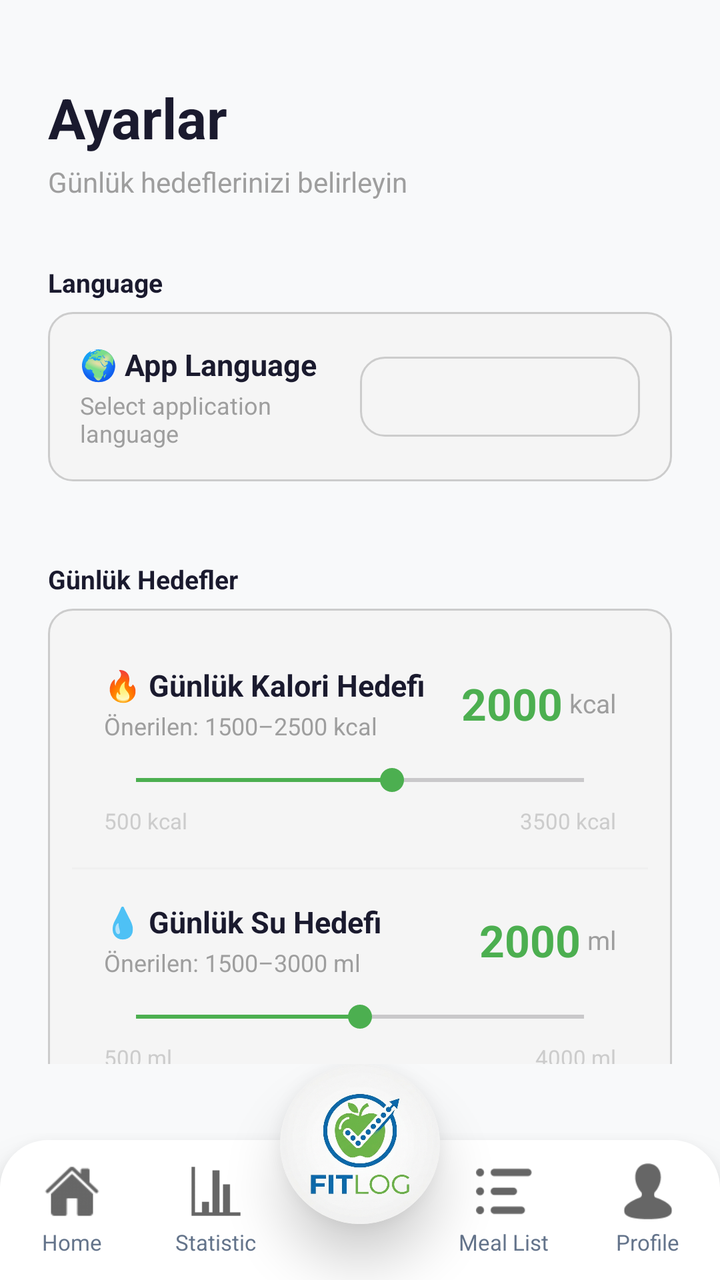
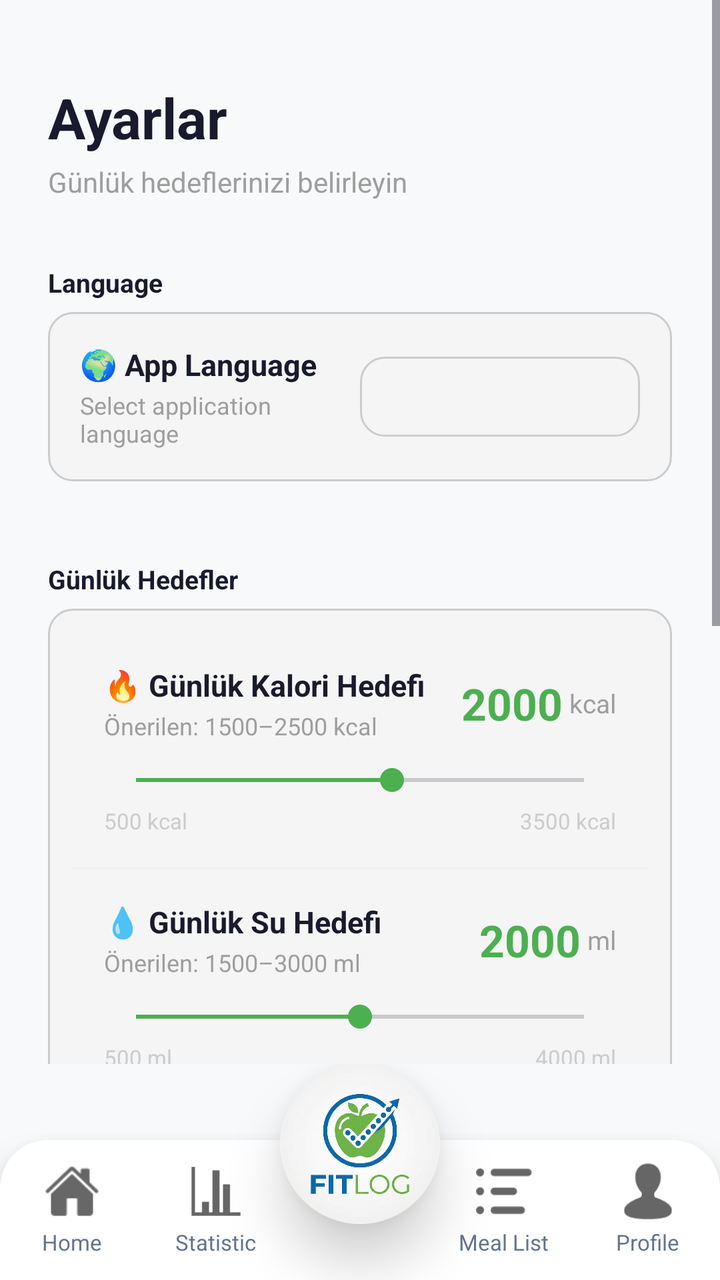

The first picture is an Android layout as it rendered before a commit; the second is the same layout after the commit. The layout source and the unified diff follow.
<!-- AndroidManifest.xml: application theme Theme.FitLog -->
<!-- res/layout/activity_settings.xml -->
<?xml version="1.0" encoding="utf-8"?>
<androidx.constraintlayout.widget.ConstraintLayout xmlns:android="http://schemas.android.com/apk/res/android"
    xmlns:app="http://schemas.android.com/apk/res-auto"
    xmlns:tools="http://schemas.android.com/tools"
    android:id="@+id/main"
    android:layout_width="match_parent"
    android:layout_height="match_parent"
    android:background="#F8F9FA"
    tools:context=".Settings">

    <androidx.core.widget.NestedScrollView
        android:layout_width="match_parent"
        android:layout_height="0dp"
        android:fillViewport="true"
        app:layout_constraintTop_toTopOf="parent"
        app:layout_constraintBottom_toTopOf="@id/navBarInclude">

        <LinearLayout
            android:layout_width="match_parent"
            android:layout_height="wrap_content"
            android:orientation="vertical"
            android:paddingStart="24dp"
            android:paddingEnd="24dp"
            android:paddingTop="40dp"
            android:paddingBottom="24dp">

            
            <TextView
                android:layout_width="wrap_content"
                android:layout_height="wrap_content"
                android:text="Ayarlar"
                android:textSize="28sp"
                android:textStyle="bold"
                android:textColor="#1A1A2E"
                android:layout_marginBottom="4dp" />

            <TextView
                android:layout_width="wrap_content"
                android:layout_height="wrap_content"
                android:text="Günlük hedeflerinizi belirleyin"
                android:textSize="14sp"
                android:textColor="#9E9E9E"
                android:layout_marginBottom="32dp" />

            <LinearLayout
                android:layout_width="match_parent"
                android:orientation="vertical"
                android:layout_marginBottom="16dp"
                android:layout_height="wrap_content">

                
                <TextView
                    android:layout_width="wrap_content"
                    android:layout_height="wrap_content"
                    android:text="Language"
                    android:textSize="13sp"
                    android:textStyle="bold"
                    android:textColor="#1A1A2E"
                    android:layout_marginBottom="6dp" />

                
                <LinearLayout
                    android:layout_width="match_parent"
                    android:layout_height="wrap_content"
                    android:orientation="horizontal"
                    android:background="@drawable/edittext_bg"
                    android:padding="16dp"
                    android:gravity="center_vertical"
                    android:layout_marginBottom="24dp">

                    <LinearLayout
                        android:layout_width="0dp"
                        android:layout_height="wrap_content"
                        android:layout_weight="1"
                        android:orientation="vertical">

                        <TextView
                            android:layout_width="wrap_content"
                            android:layout_height="wrap_content"
                            android:text="🌍 App Language"
                            android:textSize="15sp"
                            android:textStyle="bold"
                            android:textColor="#1A1A2E"/>

                        <TextView
                            android:layout_width="wrap_content"
                            android:layout_height="wrap_content"
                            android:text="Select application language"
                            android:textSize="12sp"
                            android:textColor="#9E9E9E"
                            android:layout_marginTop="2dp"/>

                    </LinearLayout>

                    <Spinner
                        android:id="@+id/spinnerLanguage"
                        android:layout_width="140dp"
                        android:layout_height="40dp"
                        android:background="@drawable/edittext_bg"
                        android:padding="6dp"/>

                </LinearLayout>

            </LinearLayout>

            
            <TextView
                android:layout_width="wrap_content"
                android:layout_height="wrap_content"
                android:text="Günlük Hedefler"
                android:textSize="13sp"
                android:textStyle="bold"
                android:textColor="#1A1A2E"
                android:layout_marginBottom="6dp" />

            
            <LinearLayout
                android:layout_width="match_parent"
                android:layout_height="wrap_content"
                android:orientation="vertical"
                android:background="@drawable/edittext_bg"
                android:layout_marginBottom="16dp">

                
                <LinearLayout
                    android:layout_width="match_parent"
                    android:layout_height="wrap_content"
                    android:orientation="vertical"
                    android:paddingStart="16dp"
                    android:paddingEnd="16dp"
                    android:paddingTop="16dp"
                    android:paddingBottom="16dp">

                    <LinearLayout
                        android:layout_width="match_parent"
                        android:layout_height="wrap_content"
                        android:orientation="horizontal"
                        android:gravity="center_vertical"
                        android:layout_marginBottom="10dp">

                        <LinearLayout
                            android:layout_width="0dp"
                            android:layout_height="wrap_content"
                            android:layout_weight="1"
                            android:orientation="vertical">

                            <TextView
                                android:layout_width="wrap_content"
                                android:layout_height="wrap_content"
                                android:text="🔥 Günlük Kalori Hedefi"
                                android:textSize="15sp"
                                android:textStyle="bold"
                                android:textColor="#1A1A2E" />

                            <TextView
                                android:layout_width="wrap_content"
                                android:layout_height="wrap_content"
                                android:text="Önerilen: 1500–2500 kcal"
                                android:textSize="12sp"
                                android:textColor="#9E9E9E"
                                android:layout_marginTop="2dp" />

                        </LinearLayout>

                        <TextView
                            android:id="@+id/tvCalorieGoalValue"
                            android:layout_width="wrap_content"
                            android:layout_height="wrap_content"
                            android:text="2000"
                            android:textSize="22sp"
                            android:textStyle="bold"
                            android:textColor="#4CAF50" />

                        <TextView
                            android:layout_width="wrap_content"
                            android:layout_height="wrap_content"
                            android:text=" kcal"
                            android:textSize="13sp"
                            android:textColor="#9E9E9E" />

                    </LinearLayout>

                    
                    <SeekBar
                        android:id="@+id/seekBarCalorie"
                        android:layout_width="match_parent"
                        android:layout_height="wrap_content"
                        android:max="3500"
                        android:progress="2000"
                        android:progressTint="#4CAF50"
                        android:thumbTint="#4CAF50" />

                    <LinearLayout
                        android:layout_width="match_parent"
                        android:layout_height="wrap_content"
                        android:orientation="horizontal"
                        android:layout_marginTop="4dp">

                        <TextView
                            android:layout_width="0dp"
                            android:layout_height="wrap_content"
                            android:layout_weight="1"
                            android:text="500 kcal"
                            android:textSize="11sp"
                            android:textColor="#CCCCCC" />

                        <TextView
                            android:layout_width="wrap_content"
                            android:layout_height="wrap_content"
                            android:text="3500 kcal"
                            android:textSize="11sp"
                            android:textColor="#CCCCCC" />

                    </LinearLayout>

                </LinearLayout>

                <View
                    android:layout_width="match_parent"
                    android:layout_height="1dp"
                    android:background="#F0F0F0" />

                
                <LinearLayout
                    android:layout_width="match_parent"
                    android:layout_height="wrap_content"
                    android:orientation="vertical"
                    android:paddingStart="16dp"
                    android:paddingEnd="16dp"
                    android:paddingTop="16dp"
                    android:paddingBottom="16dp">

                    <LinearLayout
                        android:layout_width="match_parent"
                        android:layout_height="wrap_content"
                        android:orientation="horizontal"
                        android:gravity="center_vertical"
                        android:layout_marginBottom="10dp">

                        <LinearLayout
                            android:layout_width="0dp"
                            android:layout_height="wrap_content"
                            android:layout_weight="1"
                            android:orientation="vertical">

                            <TextView
                                android:layout_width="wrap_content"
                                android:layout_height="wrap_content"
                                android:text="💧 Günlük Su Hedefi"
                                android:textSize="15sp"
                                android:textStyle="bold"
                                android:textColor="#1A1A2E" />

                            <TextView
                                android:layout_width="wrap_content"
                                android:layout_height="wrap_content"
                                android:text="Önerilen: 1500–3000 ml"
                                android:textSize="12sp"
                                android:textColor="#9E9E9E"
                                android:layout_marginTop="2dp" />

                        </LinearLayout>

                        <TextView
                            android:id="@+id/tvWaterGoalValue"
                            android:layout_width="wrap_content"
                            android:layout_height="wrap_content"
                            android:text="2000"
                            android:textSize="22sp"
                            android:textStyle="bold"
                            android:textColor="#4CAF50" />

                        <TextView
                            android:layout_width="wrap_content"
                            android:layout_height="wrap_content"
                            android:text=" ml"
                            android:textSize="13sp"
                            android:textColor="#9E9E9E" />

                    </LinearLayout>

                    
                    <SeekBar
                        android:id="@+id/seekBarWater"
                        android:layout_width="match_parent"
                        android:layout_height="wrap_content"
                        android:max="4000"
                        android:progress="2000"
                        android:progressTint="#4CAF50"
                        android:thumbTint="#4CAF50" />

                    <LinearLayout
                        android:layout_width="match_parent"
                        android:layout_height="wrap_content"
                        android:orientation="horizontal"
                        android:layout_marginTop="4dp">

                        <TextView
                            android:layout_width="0dp"
                            android:layout_height="wrap_content"
                            android:layout_weight="1"
                            android:text="500 ml"
                            android:textSize="11sp"
                            android:textColor="#CCCCCC" />

                        <TextView
                            android:layout_width="wrap_content"
                            android:layout_height="wrap_content"
                            android:text="4000 ml"
                            android:textSize="11sp"
                            android:textColor="#CCCCCC" />

                    </LinearLayout>

                </LinearLayout>

            </LinearLayout>

            
            <TextView
                android:layout_width="wrap_content"
                android:layout_height="wrap_content"
                android:text="Mevcut Hedefler"
                android:textSize="13sp"
                android:textStyle="bold"
                android:textColor="#1A1A2E"
                android:layout_marginBottom="6dp" />

            <LinearLayout
                android:layout_width="match_parent"
                android:layout_height="wrap_content"
                android:orientation="horizontal"
                android:background="@drawable/edittext_bg"
                android:padding="16dp"
                android:layout_marginBottom="24dp">

                <LinearLayout
                    android:layout_width="0dp"
                    android:layout_height="wrap_content"
                    android:layout_weight="1"
                    android:orientation="vertical"
                    android:gravity="center">

                    <TextView
                        android:id="@+id/tvCurrentCalorieGoal"
                        android:layout_width="wrap_content"
                        android:layout_height="wrap_content"
                        android:text="2000"
                        android:textSize="24sp"
                        android:textStyle="bold"
                        android:textColor="#4CAF50" />

                    <TextView
                        android:layout_width="wrap_content"
                        android:layout_height="wrap_content"
                        android:text="kcal hedef"
                        android:textSize="12sp"
                        android:textColor="#9E9E9E"
                        android:layout_marginTop="2dp" />

                </LinearLayout>

                <View
                    android:layout_width="1dp"
                    android:layout_height="match_parent"
                    android:background="#F0F0F0" />

                <LinearLayout
                    android:layout_width="0dp"
                    android:layout_height="wrap_content"
                    android:layout_weight="1"
                    android:orientation="vertical"
                    android:gravity="center">

                    <TextView
                        android:id="@+id/tvCurrentWaterGoal"
                        android:layout_width="wrap_content"
                        android:layout_height="wrap_content"
                        android:text="2000"
                        android:textSize="24sp"
                        android:textStyle="bold"
                        android:textColor="#4CAF50" />

                    <TextView
                        android:layout_width="wrap_content"
                        android:layout_height="wrap_content"
                        android:text="ml hedef"
                        android:textSize="12sp"
                        android:textColor="#9E9E9E"
                        android:layout_marginTop="2dp" />

                </LinearLayout>

            </LinearLayout>

            
            <Button
                android:id="@+id/btnSaveSettings"
                android:layout_width="match_parent"
                android:layout_height="52dp"
                android:text="Hedefleri Kaydet"
                android:textSize="16sp"
                android:textStyle="bold"
                android:textColor="#FFFFFF"
                android:backgroundTint="#4CAF50" />

        </LinearLayout>

    </androidx.core.widget.NestedScrollView>

    <include
        android:id="@+id/navBarInclude"
        layout="@layout/nav_bar"
        android:layout_width="match_parent"
        android:layout_height="wrap_content"
        app:layout_constraintBottom_toBottomOf="parent" />

</androidx.constraintlayout.widget.ConstraintLayout>
<!-- res/layout/nav_bar.xml (included above) -->
<?xml version="1.0" encoding="utf-8"?>
<androidx.constraintlayout.widget.ConstraintLayout xmlns:android="http://schemas.android.com/apk/res/android"
    android:layout_width="match_parent"
    android:layout_height="match_parent"
    xmlns:app="http://schemas.android.com/apk/res-auto">

    <LinearLayout
        android:id="@+id/bottom_bar_container"
        android:layout_width="match_parent"
        android:layout_height="70dp"
        android:orientation="horizontal"
        android:background="@drawable/nav_bar_bg"
        android:weightSum="5"
        android:elevation="12dp"
        android:paddingVertical="8dp"
        app:layout_constraintBottom_toBottomOf="parent"
        app:layout_constraintStart_toStartOf="parent"
        app:layout_constraintEnd_toEndOf="parent">

        <LinearLayout
            android:layout_width="0dp"
            android:clickable="true"
            android:focusable="true"
            android:onClick="navHomePage"
            android:layout_height="match_parent"
            android:layout_weight="1"
            android:orientation="vertical"
            android:gravity="center"
            android:background="?attr/selectableItemBackgroundBorderless">

            <ImageView
                android:layout_width="28dp"
                android:layout_height="28dp"
                android:src="@drawable/mainpage"
                android:alpha="0.6"
                android:contentDescription="Home Page"/>

            <TextView
                android:layout_width="wrap_content"
                android:layout_height="wrap_content"
                android:layout_marginTop="4dp"
                android:text="Home"
                android:textSize="11sp"
                android:textAlignment="center"
                android:textColor="#64748B"/>
        </LinearLayout>

        <LinearLayout
            android:layout_width="0dp"
            android:layout_height="match_parent"
            android:clickable="true"
            android:focusable="true"
            android:onClick="navStatistic"
            android:layout_weight="1"
            android:orientation="vertical"
            android:gravity="center"
            android:background="?attr/selectableItemBackgroundBorderless">

            <ImageView
                android:layout_width="28dp"
                android:layout_height="28dp"
                android:src="@drawable/statistic"
                android:alpha="0.6"
                android:contentDescription="Quiz"/>

            <TextView
                android:layout_width="wrap_content"
                android:layout_height="wrap_content"
                android:layout_marginTop="4dp"
                android:text="Statistic"
                android:textSize="11sp"
                android:textColor="#64748B"/>
        </LinearLayout>

        <View
            android:layout_width="0dp"
            android:layout_height="match_parent"
            android:layout_weight="1"/>

        <LinearLayout
            android:layout_width="0dp"
            android:layout_height="match_parent"
            android:layout_weight="1"
            android:orientation="vertical"
            android:clickable="true"
            android:focusable="true"
            android:onClick="navMealList"
            android:gravity="center"
            android:background="?attr/selectableItemBackgroundBorderless">

            <ImageView
                android:layout_width="28dp"
                android:layout_height="28dp"
                android:src="@drawable/list"
                android:alpha="0.6"
                android:contentDescription="Education"/>

            <TextView
                android:layout_width="wrap_content"
                android:layout_height="wrap_content"
                android:layout_marginTop="4dp"
                android:text="Meal List"
                android:textSize="11sp"
                android:textColor="#64748B"/>
        </LinearLayout>

        <LinearLayout
            android:layout_width="0dp"
            android:layout_height="match_parent"
            android:layout_weight="1"
            android:orientation="vertical"
            android:clickable="true"
            android:focusable="true"
            android:onClick="navProfile"
            android:gravity="center"
            android:background="?attr/selectableItemBackgroundBorderless">

            <ImageView
                android:layout_width="28dp"
                android:layout_height="28dp"
                android:src="@drawable/profile"
                android:alpha="0.6"
                android:contentDescription="About Us"/>

            <TextView
                android:layout_width="wrap_content"
                android:layout_height="wrap_content"
                android:layout_marginTop="4dp"
                android:text="Profile"
                android:textAlignment="center"
                android:textSize="11sp"
                android:textColor="#64748B"/>
        </LinearLayout>

    </LinearLayout>

    
    <androidx.cardview.widget.CardView
        android:layout_width="80dp"
        android:layout_height="80dp"
        android:layout_marginBottom="28dp"
        app:cardCornerRadius="40dp"
        app:cardElevation="16dp"
        app:cardBackgroundColor="@android:color/white"
        app:layout_constraintBottom_toBottomOf="parent"
        app:layout_constraintStart_toStartOf="parent"
        app:layout_constraintEnd_toEndOf="parent">

        <ImageView
            android:id="@+id/center_logo"
            android:clickable="true"
            android:focusable="true"
            android:onClick="navHomePage"
            android:layout_width="match_parent"
            android:layout_height="match_parent"
            android:src="@drawable/applogo"
            android:scaleType="centerCrop"
            android:contentDescription="Center Logo"/>

    </androidx.cardview.widget.CardView>

</androidx.constraintlayout.widget.ConstraintLayout>
<!-- resources referenced by this layout -->
<resources>
  <!-- drawable applogo: png bitmap (drawable, 927658 bytes) -->
  <!-- drawable edittext_bg (drawable) -->
  <?xml version="1.0" encoding="utf-8"?>
  <selector xmlns:android="http://schemas.android.com/apk/res/android">
  
      
      <item android:state_focused="true">
          <shape>
              <solid android:color="#FFFFFF"/>
              <corners android:radius="12dp"/>
              <stroke
                  android:width="2dp"
                  android:color="#4CAF50"/>
              <padding
                  android:left="12dp"
                  android:right="12dp"
                  android:top="12dp"
                  android:bottom="12dp"/>
          </shape>
      </item>
  
      
      <item>
          <shape>
              <solid android:color="#F5F5F5"/>
              <corners android:radius="12dp"/>
              <stroke
                  android:width="1dp"
                  android:color="#CCCCCC"/>
              <padding
                  android:left="12dp"
                  android:right="12dp"
                  android:top="12dp"
                  android:bottom="12dp"/>
          </shape>
      </item>
  
  </selector>
  <!-- drawable list: png bitmap (drawable, 725 bytes) -->
  <!-- drawable mainpage: png bitmap (drawable, 942 bytes) -->
  <!-- drawable nav_bar_bg (drawable) -->
  <?xml version="1.0" encoding="utf-8"?>
  <shape xmlns:android="http://schemas.android.com/apk/res/android"
      android:shape="rectangle">
      <solid android:color="#FFFFFF" />
      <corners
          android:topLeftRadius="24dp"
          android:topRightRadius="24dp" />
  </shape>
  <!-- drawable profile: png bitmap (drawable, 763 bytes) -->
  <!-- drawable statistic: png bitmap (drawable, 151 bytes) -->
  <style name="Theme.FitLog" parent="Base.Theme.FitLog" />
  <style name="Base.Theme.FitLog" parent="Theme.Material3.Light.NoActionBar">
          
          
      </style>
</resources>

<!-- the commit's change to res/layout/activity_settings.xml (unified diff, before → after) -->
@@ -8,10 +8,9 @@
     android:background="#F8F9FA"
     tools:context=".Settings">
 
-    <androidx.core.widget.NestedScrollView
+    <ScrollView
         android:layout_width="match_parent"
         android:layout_height="0dp"
-        android:fillViewport="true"
         app:layout_constraintTop_toTopOf="parent"
         app:layout_constraintBottom_toTopOf="@id/navBarInclude">
 
@@ -404,16 +403,67 @@
                 android:textColor="#FFFFFF"
                 android:backgroundTint="#4CAF50" />
 
+            
+            <TextView
+                android:layout_width="wrap_content"
+                android:layout_height="wrap_content"
+                android:text="About"
+                android:textSize="13sp"
+                android:textStyle="bold"
+                android:textColor="#1A1A2E"
+                android:layout_marginTop="24dp"
+                android:layout_marginBottom="6dp" />
+
+            
+            <LinearLayout
+                android:id="@+id/layoutAbout"
+                android:layout_width="match_parent"
+                android:layout_height="wrap_content"
+                android:orientation="horizontal"
+                android:background="@drawable/edittext_bg"
+                android:padding="16dp"
+                android:gravity="center_vertical"
+                android:clickable="true"
+                android:onClick="btnAboutProject"
+                android:focusable="true">
+
+                
+                <LinearLayout
+                    android:layout_width="0dp"
+                    android:layout_height="wrap_content"
+                    android:layout_weight="1"
+                    android:orientation="vertical">
+
+                    <TextView
+                        android:layout_width="wrap_content"
+                        android:layout_height="wrap_content"
+                        android:text="ℹ️ About App"
+                        android:textSize="15sp"
+                        android:textStyle="bold"
+                        android:textColor="#1A1A2E"/>
+
+                    <TextView
+                        android:layout_width="wrap_content"
+                        android:layout_height="wrap_content"
+                        android:text="Application information and developer"
+                        android:textSize="12sp"
+                        android:textColor="#9E9E9E"
+                        android:layout_marginTop="2dp"/>
+
+                </LinearLayout>
+
+            </LinearLayout>
+
         </LinearLayout>
 
-    </androidx.core.widget.NestedScrollView>
+    </ScrollView>
 
     <include
         android:id="@+id/navBarInclude"
         layout="@layout/nav_bar"
         android:layout_width="match_parent"
         android:layout_height="wrap_content"
-        app:layout_constraintBottom_toBottomOf="parent" />
+        app:layout_constraintBottom_toBottomOf="parent"/>
 
 </androidx.constraintlayout.widget.ConstraintLayout>
 <!-- res/layout/nav_bar.xml (included above) -->
